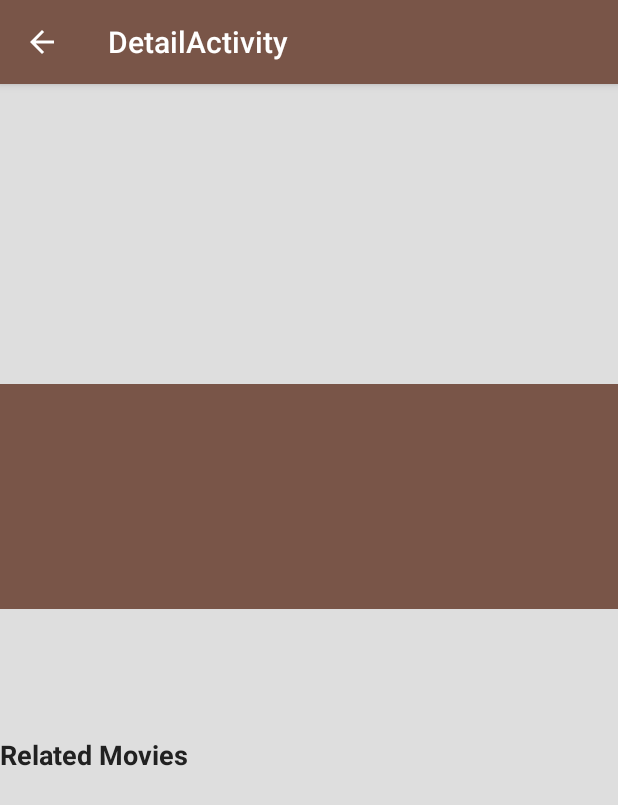
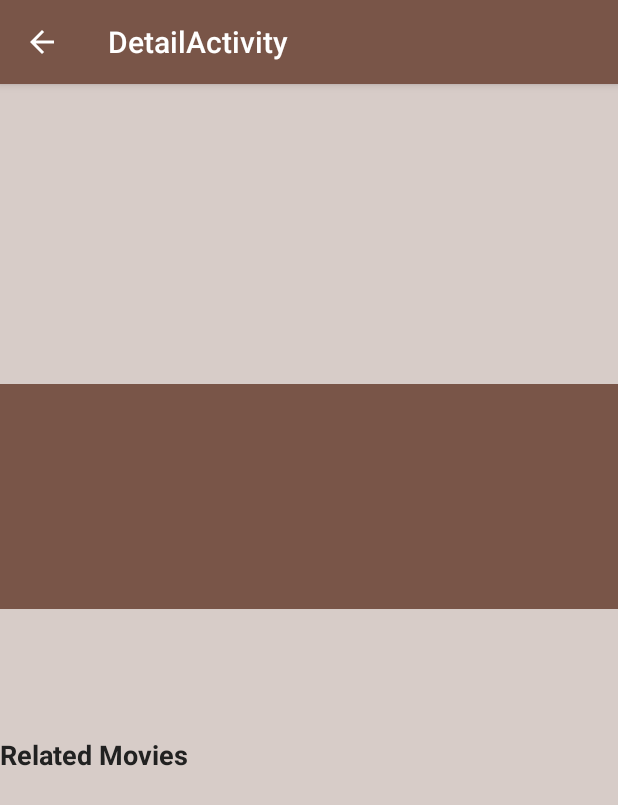
Before and after one commit to theanh0512/MovieAddict, an Android app: the DetailFragment screen opened directly, with no data from a screen before it, on a phone screen of 412 x 824 dp. Shown: the top 805 px of the screen. Run offline under Robolectric (Android 15) with nearby library versions, the phone set to English and light mode, and no system bars; our stand-ins replace ButterKnife, Picasso; plain views replace LikeButton; pictures from the network do not load.

Commit message:
update UI 1

```diff
--- a/GrabTheater/app/src/main/java/pham/ntu/grabtheater/DetailFragment.java
+++ b/GrabTheater/app/src/main/java/pham/ntu/grabtheater/DetailFragment.java
@@ -94,7 +94,7 @@ public class DetailFragment extends Fragment {
             updateViews();
 
             additionalUrl = mMovie.getId() + "/similar";
-            GetDataTask dataTaskForDetailActivity = new GetDataTask(this.getContext(),additionalUrl, true, 1);
+            GetDataTask dataTaskForDetailActivity = new GetDataTask(this.getContext(), additionalUrl, true, 1);
             dataTaskForDetailActivity.execute();
 
             gridview.setExpanded(true);
@@ -144,7 +144,7 @@ public class DetailFragment extends Fragment {
         titleTextview.setText(mMovie.getTitle());
         overviewTextview.setText(mMovie.getOverview());
         releaseDateTextview.setText(mMovie.getRelease_date());
-        voteAverageTextview.setText(Double.toString(mMovie.getVote_average()) + "/10");
+        voteAverageTextview.setText(this.getContext().getString(R.string.format_vote_average, mMovie.getVote_average()));
     }
 
     private void addYoutubeFragment() {
--- /dev/null
+++ b/GrabTheater/app/src/main/res/drawable-v21/button_background_click.xml
@@ -0,0 +1,12 @@
+<?xml version="1.0" encoding="utf-8"?>
+<selector xmlns:android="http://schemas.android.com/apk/res/android">
+    <!--<item android:drawable="@color/colorPrimaryDark" android:state_focused="true" android:state_pressed="true" />-->
+    <!--<item android:drawable="@color/colorPrimaryLight" android:state_focused="true" android:state_pressed="false" />-->
+    <item android:state_pressed="true">
+        <ripple android:color="@color/colorPrimaryDark" />
+    </item>
+    <item android:state_focused="true">
+        <ripple android:color="@color/colorPrimaryLight" />
+    </item>
+    <item android:drawable="@color/colorAccent" />
+</selector>
--- a/GrabTheater/app/src/main/res/layout/activity_detail.xml
+++ b/GrabTheater/app/src/main/res/layout/activity_detail.xml
@@ -1,10 +1,8 @@
-<RelativeLayout
-android:id="@+id/container"
-xmlns:android="http://schemas.android.com/apk/res/android"
-xmlns:app="http://schemas.android.com/apk/res-auto"
-xmlns:tools="http://schemas.android.com/tools"
-android:layout_width="match_parent"
-android:layout_height="match_parent"
-tools:context=".activities.DetailActivity">
+<RelativeLayout xmlns:android="http://schemas.android.com/apk/res/android"
+    xmlns:tools="http://schemas.android.com/tools"
+    android:id="@+id/container"
+    android:layout_width="match_parent"
+    android:layout_height="match_parent"
+    tools:context="DetailActivity">
 
 </RelativeLayout>
--- a/GrabTheater/app/src/main/res/layout/activity_main.xml
+++ b/GrabTheater/app/src/main/res/layout/activity_main.xml
@@ -5,7 +5,6 @@ xmlns:app="http://schemas.android.com/apk/res-auto"
 xmlns:tools="http://schemas.android.com/tools"
 android:layout_width="match_parent"
 android:layout_height="match_parent"
-android:background="@color/colorPrimaryLight"
 tools:context="pham.ntu.grabtheater.MainActivity">
 
 <android.support.v7.widget.Toolbar
--- a/GrabTheater/app/src/main/res/layout/fragment_detail.xml
+++ b/GrabTheater/app/src/main/res/layout/fragment_detail.xml
@@ -1,114 +1,114 @@
 <ScrollView xmlns:android="http://schemas.android.com/apk/res/android"
-    xmlns:tools="http://schemas.android.com/tools"
     xmlns:app="http://schemas.android.com/apk/res-auto"
     android:layout_width="match_parent"
     android:layout_height="match_parent"
-    android:background="#dedede"
-    tools:context=".activities.DetailActivity$PlaceholderFragment"
     android:descendantFocusability="blocksDescendants">
 
     <RelativeLayout
         android:layout_width="match_parent"
-        android:layout_height="match_parent">
+        android:layout_height="wrap_content">
 
         <ImageView
+            android:id="@+id/backdrop_image"
             android:layout_width="match_parent"
             android:layout_height="wrap_content"
+            android:adjustViewBounds="true"
             android:maxHeight="300dp"
             android:minHeight="200dp"
-            android:adjustViewBounds="true"
-            android:id="@+id/backdrop_image"
-            android:scaleType="fitXY"
-            />
+            android:scaleType="fitXY" />
 
         <LinearLayout
+            android:id="@+id/poster_title"
             android:layout_width="match_parent"
             android:layout_height="150dp"
             android:layout_below="@+id/backdrop_image"
+            android:background="@color/colorPrimary"
             android:orientation="horizontal"
-            android:background="@color/colorPrimary"
+            android:paddingBottom="0dp"
             android:paddingStart="0dp"
-            android:paddingTop="0dp"
-            android:paddingBottom="0dp"
-            android:id="@+id/poster_title">
+            android:paddingTop="0dp">
+
             <ImageView
+                android:id="@+id/poster_image"
                 android:layout_width="100dp"
                 android:layout_height="match_parent"
+                android:layout_marginBottom="0dp"
                 android:layout_marginTop="0dp"
-                android:layout_marginBottom="0dp"
+                android:layout_weight="1"
                 android:adjustViewBounds="true"
-                android:id="@+id/poster_image"
-                android:layout_weight="1"
-                android:scaleType="fitXY"
-            />
+                android:scaleType="fitXY" />
+
             <LinearLayout
                 android:layout_width="wrap_content"
                 android:layout_height="wrap_content"
-                android:orientation="vertical"
+                android:layout_marginLeft="6dp"
                 android:layout_marginTop="10dp"
-                android:layout_marginLeft="6dp"
-                android:layout_weight="2">
+                android:layout_weight="2"
+                android:orientation="vertical">
+
                 <TextView
+                    android:id="@+id/title_textview"
                     android:layout_width="wrap_content"
                     android:layout_height="wrap_content"
-                    android:id="@+id/title_textview"
-                    android:textSize="20sp"
-                    android:textColor="@color/colorPrimaryText"/>
+                    android:textColor="@color/colorPrimaryText"
+                    android:textSize="20sp" />
+
                 <TextView
+                    android:id="@+id/release_date_textview"
                     android:layout_width="wrap_content"
                     android:layout_height="wrap_content"
-                    android:id="@+id/release_date_textview"
-                    android:textSize="15sp"
-                    android:textColor="@color/colorPrimaryText"/>
+                    android:textColor="@color/colorPrimaryText"
+                    android:textSize="15sp" />
+
                 <TextView
+                    android:id="@+id/vote_average_textview"
                     android:layout_width="wrap_content"
                     android:layout_height="wrap_content"
-                    android:id="@+id/vote_average_textview"
-                    android:textSize="15sp"
-                    android:textColor="@color/colorPrimaryText"/>
+                    android:textColor="@color/colorPrimaryText"
+                    android:textSize="15sp" />
             </LinearLayout>
 
             <com.like.LikeButton
-                app:icon_type="heart"
-                app:icon_size="25dp"
                 android:id="@+id/like_button"
                 android:layout_width="wrap_content"
-                android:layout_height="wrap_content"/>
+                android:layout_height="wrap_content"
+                app:icon_size="25dp"
+                app:icon_type="heart" />
         </LinearLayout>
 
         <TextView
+            android:id="@+id/overview_textview"
             android:layout_width="wrap_content"
             android:layout_height="wrap_content"
-            android:textColor="@color/colorPrimaryText"
-            android:textAppearance="?android:attr/textAppearanceMedium"
-            android:id="@+id/overview_textview"
-            android:layout_marginTop="30dp"
+            android:layout_alignParentEnd="true"
+            android:layout_alignParentRight="true"
+            android:layout_below="@+id/poster_title"
             android:layout_marginBottom="30dp"
             android:layout_marginLeft="20dp"
             android:layout_marginRight="10dp"
-            android:layout_below="@+id/poster_title"
-            android:layout_alignParentRight="true"
-            android:layout_alignParentEnd="true"/>
+            android:layout_marginTop="30dp"
+            android:textAppearance="?android:attr/textAppearanceMedium"
+            android:textColor="@color/colorPrimaryText" />
 
         <FrameLayout
             android:id="@+id/youtube_fragment"
             android:layout_width="match_parent"
             android:layout_height="match_parent"
+            android:layout_below="@id/overview_textview"
             android:layout_centerHorizontal="true"
-            android:layout_below="@id/overview_textview"
             android:visibility="visible" />
 
         <TextView
+            android:id="@+id/relatedMovies_textview"
             android:layout_width="wrap_content"
             android:layout_height="wrap_content"
+            android:layout_alignParentLeft="true"
+            android:layout_alignParentStart="true"
+            android:layout_below="@+id/youtube_fragment"
+            android:text="@string/related_movies"
+            android:textAppearance="?android:attr/textAppearanceMedium"
             android:textColor="@color/colorPrimaryText"
-            android:textAppearance="?android:attr/textAppearanceMedium"
-            android:text="@string/related_movies"
-            android:textStyle="bold"
-            android:id="@+id/relatedMovies_textview"
-            android:layout_below="@+id/youtube_fragment"
-            android:layout_alignParentLeft="true"
-            android:layout_alignParentStart="true"/>
+            android:textStyle="bold" />
         <!--<GridView-->
         <!--android:layout_width="match_parent"-->
         <!--android:layout_height="420dp"-->
@@ -127,12 +127,12 @@
             android:id="@+id/related_movies_gridView"
             android:layout_width="wrap_content"
             android:layout_height="wrap_content"
+            android:layout_below="@+id/relatedMovies_textview"
             android:gravity="center"
             android:horizontalSpacing="2dp"
             android:isScrollContainer="false"
             android:numColumns="3"
             android:stretchMode="columnWidth"
-            android:layout_below="@+id/relatedMovies_textview"
             android:verticalSpacing="20dp" />
         <!--<Button-->
         <!--android:layout_width="wrap_content"-->
--- a/GrabTheater/app/src/main/res/layout/fragment_tab_favourites.xml
+++ b/GrabTheater/app/src/main/res/layout/fragment_tab_favourites.xml
@@ -14,7 +14,7 @@
         android:verticalSpacing="10dp"
         android:horizontalSpacing="10dp"
         android:stretchMode="columnWidth"
-        android:listSelector="#ffff0000"
+        android:listSelector="@drawable/button_background_click"
         android:gravity="center"/>
 
 </FrameLayout>
--- a/GrabTheater/app/src/main/res/layout/fragment_tab_now_showing.xml
+++ b/GrabTheater/app/src/main/res/layout/fragment_tab_now_showing.xml
@@ -10,27 +10,27 @@
         android:layout_width="match_parent"
         android:layout_height="0dp"
         android:id="@+id/gridView"
-        android:columnWidth="90dp"
+        android:columnWidth="100dp"
         android:numColumns="auto_fit"
         android:verticalSpacing="10dp"
         android:horizontalSpacing="10dp"
         android:stretchMode="columnWidth"
-        android:listSelector="#ffff0000"
+        android:listSelector="@drawable/button_background_click"
         android:gravity="center"
         android:layout_weight="1"/>
     <LinearLayout
         android:layout_width="match_parent"
-        android:layout_height="wrap_content">
+        android:layout_height="25dp">
         <Button
             android:layout_width="wrap_content"
-            android:layout_height="wrap_content"
+            android:layout_height="match_parent"
             android:id="@+id/button_previous"
             android:text="@string/previous_button"
             android:theme="@style/AppTheme"
             android:layout_weight="1"/>
         <Button
             android:layout_width="wrap_content"
-            android:layout_height="wrap_content"
+            android:layout_height="match_parent"
             android:id="@+id/button_next"
             android:text="@string/next_button"
             android:theme="@style/AppTheme"
--- a/GrabTheater/app/src/main/res/layout/list_item_movie.xml
+++ b/GrabTheater/app/src/main/res/layout/list_item_movie.xml
@@ -1,7 +1,7 @@
 <?xml version="1.0" encoding="utf-8"?>
 <ImageView xmlns:android="http://schemas.android.com/apk/res/android"
     android:id="@+id/list_item_movie_imageview"
-    android:layout_width="110dp"
-    android:layout_height="160dp"
+    android:layout_width="120dp"
+    android:layout_height="170dp"
     android:padding="4dp"
     android:scaleType="centerCrop" />
--- a/GrabTheater/app/src/main/res/values/strings.xml
+++ b/GrabTheater/app/src/main/res/values/strings.xml
@@ -1,4 +1,4 @@
-<resources>
+<resources xmlns:xliff="http://schemas.android.com/tools">
     <string name="app_name">Popular Movies</string>
     <string name="action_settings">Settings</string>
 
@@ -24,4 +24,6 @@
     <string name="previous_button">Previous</string>
     <string name="next_button">Next</string>
     <string name="related_movies">Related Movies</string>
+
+    <string name="format_vote_average"><xliff:g id="vote_average">%1.0f</xliff:g>/10</string>
 </resources>
--- a/GrabTheater/app/src/main/res/values/styles.xml
+++ b/GrabTheater/app/src/main/res/values/styles.xml
@@ -5,6 +5,8 @@
         <item name="colorPrimary">@color/colorPrimary</item>
         <item name="colorPrimaryDark">@color/colorPrimaryDark</item>
         <item name="colorAccent">@color/colorAccent</item>
+        <item name="android:windowBackground">@color/colorPrimaryLight</item>
+        <item name="android:textColorPrimary">@color/colorPrimaryText</item>
         <item name="android:buttonStyle">@style/AppTheme.ButtonStyle</item>
     </style>
 
```
Lines whose indentation alone changed are shown as unchanged.
